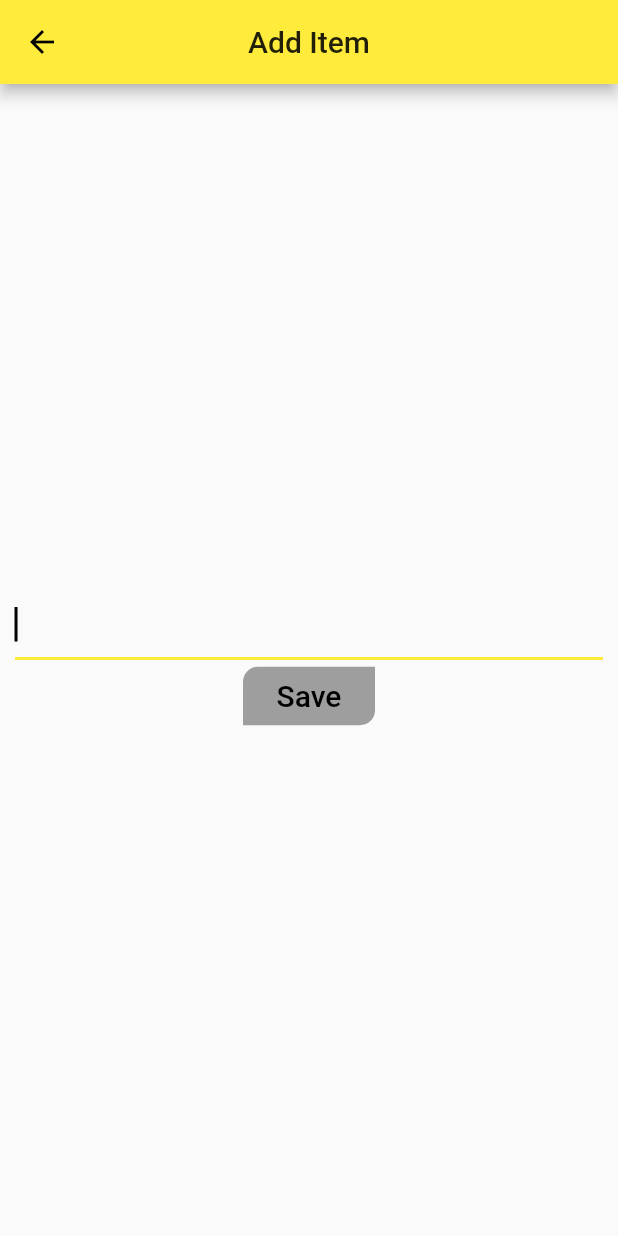
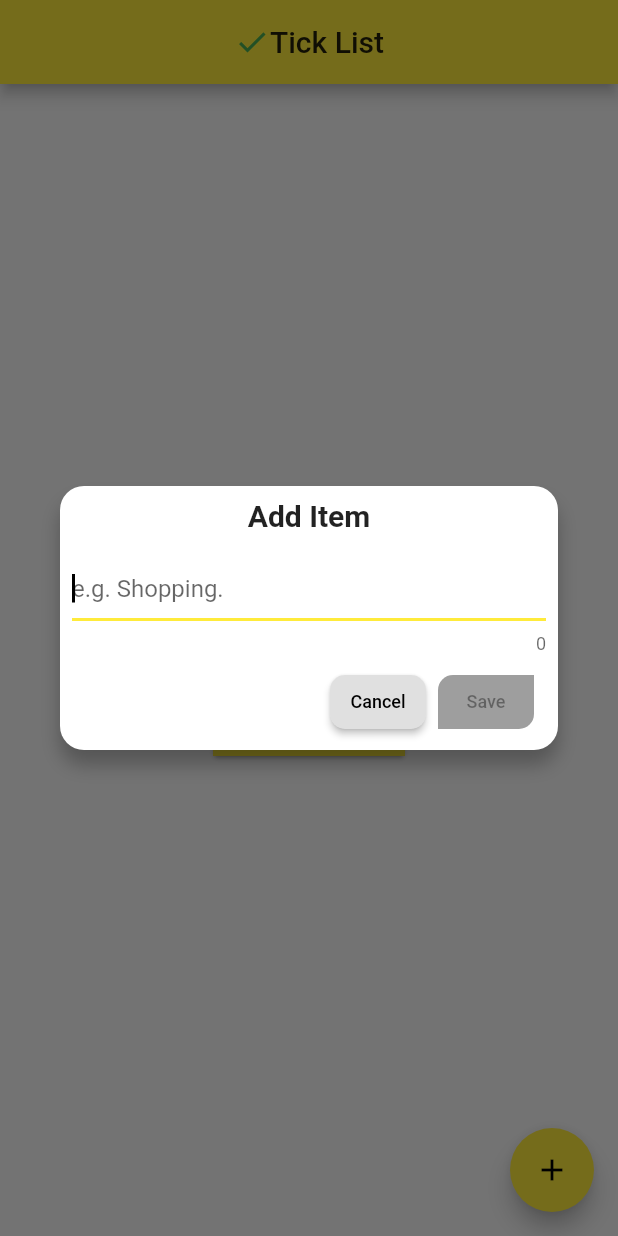
Before and after one commit to dave-k/tick-list, a Flutter app: the screen it shows after launch, after a tap on the "add" icon, on a phone screen of 412 x 824 dp. Run offline on Flutter 3.47's test engine with Material 2 defaults, Android fonts, the phone set to English and light mode, and no system bars; our stand-ins replace shared_preferences.

Commit message:
add CustomDialog

```diff
--- /dev/null
+++ b/lib/constants.dart
@@ -0,0 +1,6 @@
+class Consts {
+  Consts._();
+
+  static const double padding = 16.0;
+  static const double avatarRadius = 66.0;
+}
--- /dev/null
+++ b/lib/custom_dialog.dart
@@ -0,0 +1,154 @@
+import 'package:flutter/material.dart';
+import 'constants.dart';
+
+class CustomDialog extends StatefulWidget {
+  final String title, buttonText, itemTitle, hintText;
+
+  CustomDialog({
+    Key key,
+    this.title,
+    this.buttonText,
+    this.itemTitle,
+    this.hintText,
+  }) : super(key: key);
+
+  @override
+  _CustomDialogState createState() => _CustomDialogState();
+}
+
+class _CustomDialogState extends State<CustomDialog> {
+  TextEditingController _textFieldController;
+  VoidCallback _onPressed;
+
+  @override
+  void dispose() {
+    // Clean up the controller when the Widget is disposed
+    _textFieldController.dispose();
+    super.dispose();
+  }
+
+  @override
+  void initState() {
+    _textFieldController = TextEditingController(
+      text: widget.itemTitle != null ? widget.itemTitle : null
+    );
+    // Enable/Disable Save button
+    _textFieldController.addListener((){
+      setState(() {
+        _onPressed = _textFieldController.text.isNotEmpty ? () => save() : null;
+      });
+    });
+    super.initState();
+  }
+
+  @override
+  Widget build(BuildContext context) {
+    return Dialog(
+      shape: RoundedRectangleBorder(
+        borderRadius: BorderRadius.circular(Consts.padding),
+      ),
+      elevation: 0.0,
+      backgroundColor: Colors.transparent,
+      child: dialogContent(context),
+    );
+
+  }
+
+  dialogContent(BuildContext context) {
+    return Container(
+      padding: EdgeInsets.only(
+        top: Consts.padding/2,
+        //bottom: Consts.padding,
+        left: Consts.padding/2,
+        right: Consts.padding/2,
+      ),
+      //margin: EdgeInsets.only(top: Consts.avatarRadius),
+      decoration: new BoxDecoration(
+        color: Colors.white,
+        shape: BoxShape.rectangle,
+        borderRadius: BorderRadius.circular(Consts.padding),
+        boxShadow: [
+          BoxShadow(
+            color: Colors.black26,
+            blurRadius: 10.0,
+            offset: const Offset(0.0, 10.0),
+          ),
+        ],
+      ),
+      child: Column(
+        mainAxisSize: MainAxisSize.min, // To make the card compact
+        children: <Widget>[
+          Text(
+            widget.title,
+            style: TextStyle(
+              fontSize: 20.0,
+              fontWeight: FontWeight.w700,
+            ),
+          ),
+          //SizedBox(height: 16.0),
+          TextField(
+            cursorColor: Colors.black,
+            autofocus: true,
+            decoration: new InputDecoration(
+              labelText: '',
+              hintText: widget.hintText,
+              counterText:  _textFieldController.text.length.toString(),
+            ),
+            textCapitalization: TextCapitalization.sentences,
+            controller: _textFieldController,
+            onEditingComplete: _onPressed,
+            style: TextStyle(color: Colors.black, fontSize: 16.0),
+          ),
+          //SizedBox(height: 24.0),
+          ButtonBar(
+            //mainAxisSize: MainAxisSize.min,
+            children: <Widget>[
+              RaisedButton(
+                onPressed: () {
+                  Navigator.of(context).pop(); // To close the dialog
+                },
+                child: Text(
+                  'Cancel',
+                  style: TextStyle(
+                    fontSize: 12.0,
+                  )
+                ),
+                shape: RoundedRectangleBorder(
+                  borderRadius: BorderRadius.only(
+                    bottomRight: Radius.circular(10.0),
+                    topLeft: Radius.circular(10.0),
+                    bottomLeft: Radius.circular(10.0),
+                    topRight: Radius.circular(10.0)
+                  )
+                ),
+              ),
+              RaisedButton(
+                disabledColor: Colors.grey,
+                color: Colors.green,
+                onPressed: _onPressed,
+                child: Text(
+                  widget.buttonText,
+                  style: TextStyle(
+                    fontSize: 12.0,
+                  )
+                ),
+                shape: RoundedRectangleBorder(
+                  borderRadius: BorderRadius.only(
+                    bottomRight: Radius.circular(10.0),
+                    topLeft: Radius.circular(10.0)
+                  )
+                ),
+              ),
+            ]
+          ),
+        ],
+      )
+    );
+  }
+
+  void save() {
+    if(_textFieldController.text.isNotEmpty){
+      Navigator.of(context).pop(_textFieldController.text);
+    }
+  }
+}
--- /dev/null
+++ b/lib/draggable_card.dart
@@ -0,0 +1,97 @@
+import 'package:flutter/material.dart';
+import 'package:flutter/physics.dart';
+
+/// A draggable card that moves back to [Alignment.center] when it's
+/// released.
+class DraggableCard extends StatefulWidget {
+  final Widget child;
+  DraggableCard({this.child});
+
+  @override
+  _DraggableCardState createState() => _DraggableCardState();
+}
+
+class _DraggableCardState extends State<DraggableCard>
+    with SingleTickerProviderStateMixin {
+  AnimationController _controller;
+
+  /// The alignment of the card as it is dragged or being animated.
+  ///
+  /// While the card is being dragged, this value is set to the values computed
+  /// in the GestureDetector onPanUpdate callback. If the animation is running,
+  /// this value is set to the value of the [_animation].
+  Alignment _dragAlignment = Alignment.center;
+
+  Animation<Alignment> _animation;
+
+  /// Calculates and runs a [SpringSimulation].
+  void _runAnimation(Offset pixelsPerSecond, Size size) {
+    _animation = _controller.drive(
+      AlignmentTween(
+        begin: _dragAlignment,
+        end: Alignment.center,
+      ),
+    );
+    // Calculate the velocity relative to the unit interval, [0,1],
+    // used by the animation controller.
+    final unitsPerSecondX = pixelsPerSecond.dx / size.width;
+    final unitsPerSecondY = pixelsPerSecond.dy / size.height;
+    final unitsPerSecond = Offset(unitsPerSecondX, unitsPerSecondY);
+    final unitVelocity = unitsPerSecond.distance;
+
+    const spring = SpringDescription(
+      mass: 30,
+      stiffness: 1,
+      damping: 1,
+    );
+
+    final simulation = SpringSimulation(spring, 0, 1, -unitVelocity);
+
+    _controller.animateWith(simulation);
+  }
+
+  @override
+  void initState() {
+    super.initState();
+    _controller = AnimationController(vsync: this);
+
+    _controller.addListener(() {
+      setState(() {
+        _dragAlignment = _animation.value;
+      });
+    });
+  }
+
+  @override
+  void dispose() {
+    _controller.dispose();
+    super.dispose();
+  }
+
+  @override
+  Widget build(BuildContext context) {
+    final size = MediaQuery.of(context).size;
+    return GestureDetector(
+      onPanDown: (details) {
+        _controller.stop();
+      },
+      onPanUpdate: (details) {
+        setState(() {
+          _dragAlignment += Alignment(
+            details.delta.dx / (size.width / 2),
+            details.delta.dy / (size.height / 2),
+          );
+        });
+      },
+      onPanEnd: (details) {
+        _runAnimation(details.velocity.pixelsPerSecond, size);
+      },
+      child: Align(
+        alignment: _dragAlignment,
+        child: Card(
+          child: widget.child,
+        ),
+      ),
+    );
+  }
+}
--- a/lib/main.dart
+++ b/lib/main.dart
@@ -4,7 +4,8 @@ import 'package:flutter/material.dart';
 import 'package:shared_preferences/shared_preferences.dart';
 
 import 'item.dart';
-import 'item_view.dart';
+import 'draggable_card.dart';
+import 'custom_dialog.dart';
 
 void main() => runApp(MyApp());
 
@@ -39,10 +40,13 @@ class MyHomePageState extends State<MyHomePage> {
     loadData();
   }
 
+  GlobalKey<ScaffoldState> _key = GlobalKey();
+
   @override
   Widget build(BuildContext context) {
     //Color c = const Color(0xff4CAF50); // green
     return Scaffold(
+      key: _key,
       appBar: AppBar(
         title: Row(
           mainAxisAlignment: MainAxisAlignment.center,
@@ -58,7 +62,7 @@ class MyHomePageState extends State<MyHomePage> {
       body: list.isNotEmpty ? buildBody() : buildEmptyBody(),
       floatingActionButton: FloatingActionButton(
         child: Icon(Icons.add),
-        onPressed: () => goToItemView(),
+        onPressed: () => showItemDialog(),
       ),
     );
   }
@@ -73,12 +77,13 @@ class MyHomePageState extends State<MyHomePage> {
   }
 
   Widget buildEmptyBody() {
-    return Center(
-      child: Text(
-        'No Items',
-        style: TextStyle(color: Colors.black, fontSize: 20.0)
-      ),
-    );
+    return
+      DraggableCard(
+        child: Image.asset(
+          'assets/images/icon.png',
+          width: 128,
+        ),
+      );
   }
 
   Widget buildItem(Item item, int index) {
@@ -88,6 +93,16 @@ class MyHomePageState extends State<MyHomePage> {
         setState(() {
           removeItem(item);
         });
+
+        _key.currentState..removeCurrentSnackBar()..showSnackBar(
+          SnackBar(
+            content: Text("Deleted: ${item.title}"),
+            action: SnackBarAction(
+              label: "UNDO",
+              onPressed: () => setState(() => addItem(item, index: index)),
+            ),
+          ),
+        );
       },
       direction: DismissDirection.startToEnd,
       background: Container(
@@ -120,28 +135,31 @@ class MyHomePageState extends State<MyHomePage> {
           setDone(item);
         });
       },
-      onLongPress: () => gotoEditItem(item),
+      onLongPress: () => showItemDialog(item: item),
     );
   }
 
-  void goToItemView() {
-    Navigator.of(context).push(MaterialPageRoute(
-      builder: (context) {
-        return ItemView();
-      }
-    )).then((title) {
-      if (title != null) addItem(Item(title: title));
-    });
+  void showItemDialog({ Item item }) async {
+    final String title = await asyncInputDialog(context, item != null ? item.title : null);
+    if (title != null) {
+      setState(() =>
+        item != null
+          ? editItem(item, title)
+          : addItem(Item(title: title)));
+    }
   }
 
-  void gotoEditItem(Item item) {
-    Navigator.of(context).push(MaterialPageRoute(
-      builder: (context) {
-        return ItemView(item: item);
-      }
-    )).then((title) {
-      if (title != null) editItem(item, title);
-    });
+  Future<String> asyncInputDialog(BuildContext context, String itemTitle) async {
+    return showDialog<String>(
+      context: context,
+      barrierDismissible: false, // dialog is dismissible with a tap on the barrier
+      builder: (BuildContext context) => CustomDialog(
+        title: itemTitle != null ? 'Edit Item' : 'Add Item',
+        buttonText: 'Save',
+        itemTitle: itemTitle,
+        hintText: 'e.g. Shopping.'
+      ),
+    );
   }
 
   void setDone(Item item) {
@@ -153,8 +171,8 @@ class MyHomePageState extends State<MyHomePage> {
     saveData();
   }
 
-  void addItem(Item item) {
-    list.add(item);
+  void addItem(Item item, { int index = 0 }) {
+    list.insert(index, item);
     saveData();
   }
 
--- a/pubspec.yaml
+++ b/pubspec.yaml
@@ -54,8 +54,8 @@ flutter:
   uses-material-design: true
 
   # To add assets to your application, add an assets section, like this:
-  # assets:
-  #  - images/a_dot_burr.jpeg
+  assets:
+    - assets/images/icon.png
   #  - images/a_dot_ham.jpeg
 
   # An image asset can refer to one or more resolution-specific "variants", see
```
Also changed, not shown: 1 other file.
